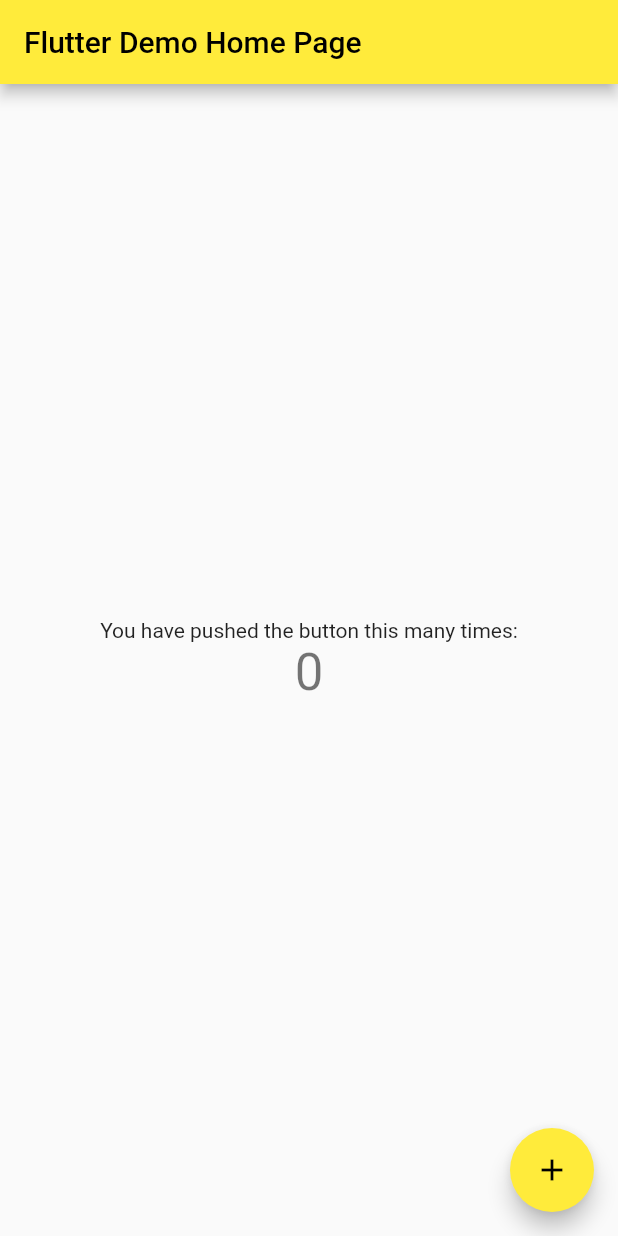
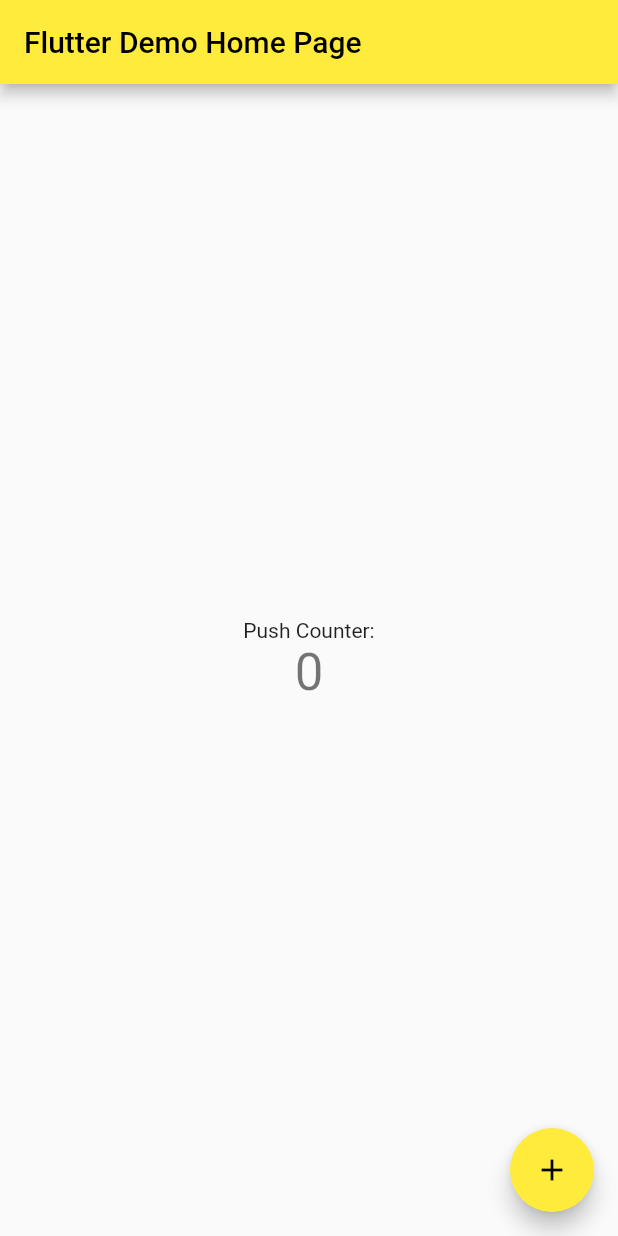
Before and after one commit to dodongharbii/github-tutorial, a Flutter app: the screen it shows after launch, on a phone screen of 412 x 824 dp. Run offline on Flutter 3.47's test engine with Material 2 defaults, Android fonts, the phone set to English and light mode, and no system bars.

Commit message:
changed info

```diff
--- a/lib/main.dart
+++ b/lib/main.dart
@@ -87,7 +87,7 @@ class _MyHomePageState extends State<MyHomePage> {
           mainAxisAlignment: MainAxisAlignment.center,
           children: <Widget>[
             const Text(
-              'You have pushed the button this many times:',
+              'Push Counter:',
             ),
             Text(
               '$_counter',
```
